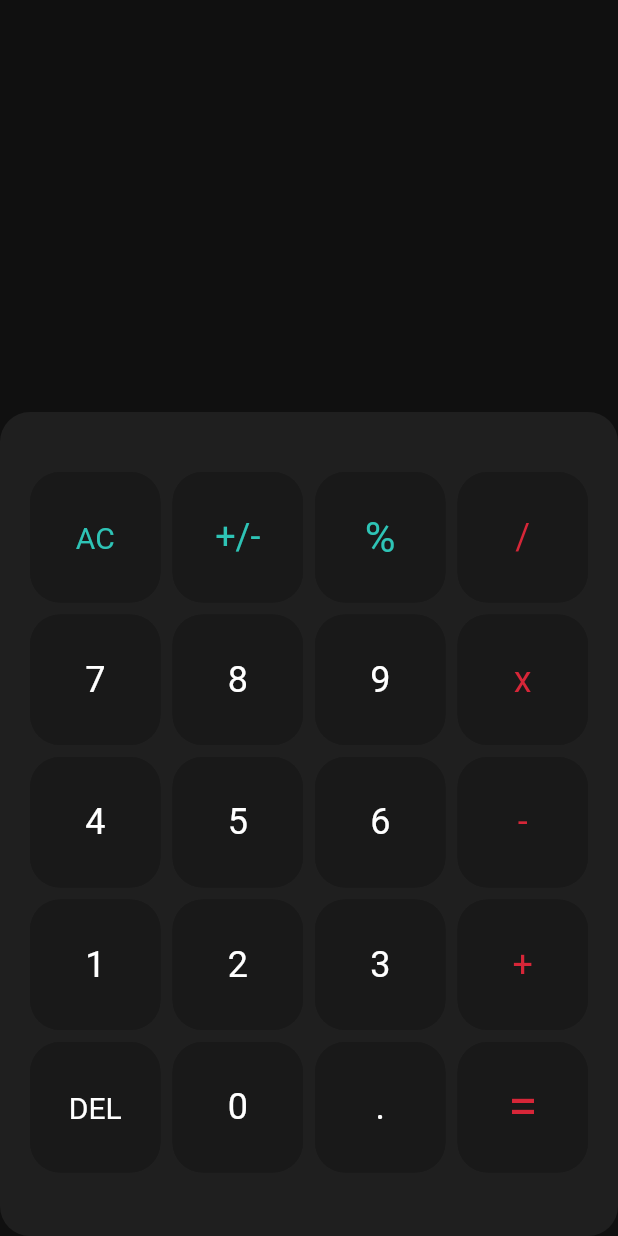
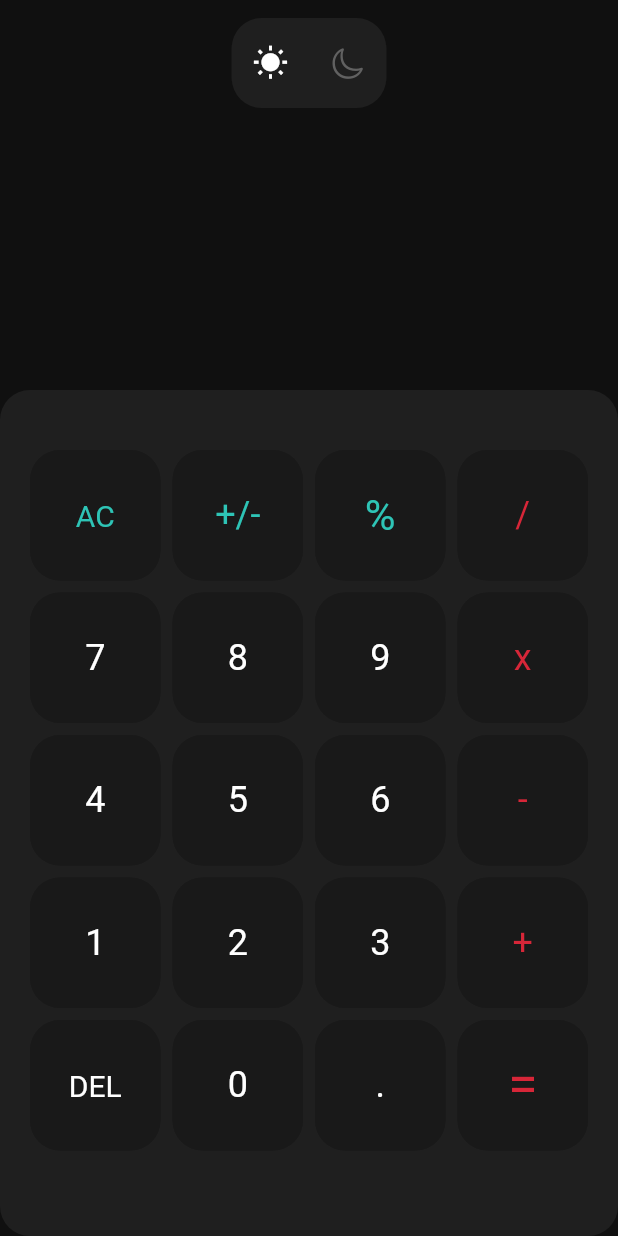
Before and after one commit to mjhamm/calculator_flutter, a Flutter app: the screen it shows after launch, on a phone screen of 412 x 824 dp. Run offline on Flutter 3.47's test engine with Material 2 defaults, Android fonts, the phone set to English and light mode, and no system bars; our stand-ins replace math_expressions; missing offline and left inert: dart:ffi.

Commit message:
adding light dark mode buttons

```diff
--- a/lib/main.dart
+++ b/lib/main.dart
@@ -2,6 +2,7 @@ import 'dart:ffi';
 
 import 'package:calculator_flutter/calc_button.dart';
 import 'package:calculator_flutter/custom_colors.dart';
+import 'package:flutter/cupertino.dart';
 import 'package:flutter/material.dart';
 import 'package:flutter/services.dart';
 import 'package:math_expressions/math_expressions.dart';
@@ -33,6 +34,8 @@ class _MainPageState extends State<MainPage> {
 
   var input = '';
   var answer = '';
+
+  bool _isDarkModeOn = false;
 
   // Array of button
   final List<String> buttonSymbols = [
@@ -69,6 +72,48 @@ class _MainPageState extends State<MainPage> {
           backgroundColor: CustomColors.richBlack,
           body: Column(
             children: <Widget>[
+              Padding(
+                padding: const EdgeInsets.only(top: 12.0),
+                child: Container(
+                  height: 60,
+                  width: MediaQuery.of(context).size.width / 4,
+                  decoration: BoxDecoration(
+                    borderRadius: BorderRadius.circular(20),
+                    color: CustomColors.offBlack
+                  ),
+                  child: Row(
+                    mainAxisAlignment: MainAxisAlignment.spaceAround,
+                    children: [
+                      Expanded(
+                        child: GestureDetector(
+                          onTap: () {
+                            setState(() {
+                              _isDarkModeOn = false;
+                            });
+                          },
+                          child: Container(
+                            color: CustomColors.offBlack,
+                            child: Icon(Icons.wb_sunny, color: _isDarkModeOn ? Colors.grey[700] : Colors.white,),
+                          ),
+                        ),
+                      ),
+                      Expanded(
+                        child: GestureDetector(
+                          onTap: () {
+                            setState(() {
+                              _isDarkModeOn = true;
+                            });
+                          },
+                          child: Container(
+                            color: CustomColors.offBlack,
+                            child: Icon(CupertinoIcons.moon, color: _isDarkModeOn ? Colors.white : Colors.grey[700],),
+                          ),
+                        ),
+                      ),
+                    ],
+                  ),
+                ),
+              ),
               Expanded(
                 child: Container(
                   child: Padding(
@@ -80,6 +125,8 @@ class _MainPageState extends State<MainPage> {
                           alignment: Alignment.bottomRight,
                           child: Text(
                             input,
+                            maxLines: 1,
+                            softWrap: false,
                             style: TextStyle(fontSize: 34, color: Colors.white, fontWeight: FontWeight.w400),
                           ),
                         ),
@@ -100,7 +147,7 @@ class _MainPageState extends State<MainPage> {
                 ),
               ),
               Expanded(
-                flex: 2,
+                flex: 3,
                 child: Container(
                   decoration: BoxDecoration(
                     borderRadius: BorderRadius.circular(20),
```
